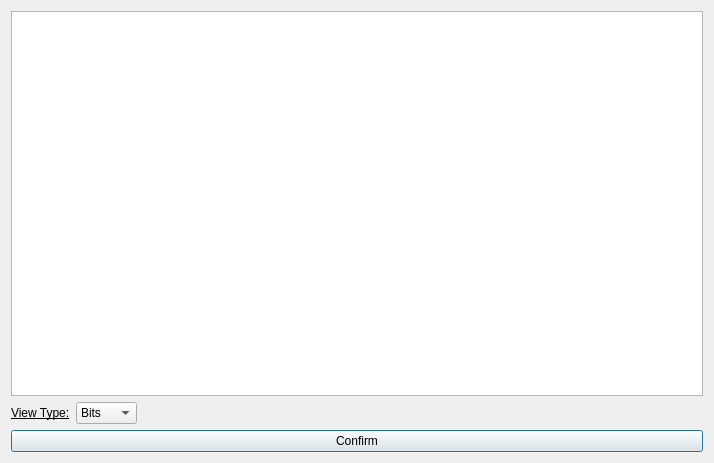
The window that ui/properties_dialog.ui (jopohl/urh) describes before a commit, drawn with Qt 5.
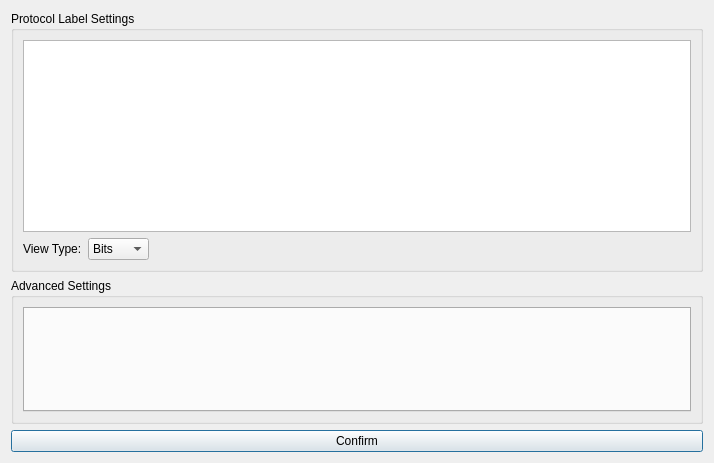
The same window after the commit. Custom widgets are drawn as their Qt base class.

Patch:
```diff
--- a/ui/properties_dialog.ui
+++ b/ui/properties_dialog.ui
@@ -15,7 +15,11 @@
   </property>
   <layout class="QVBoxLayout" name="verticalLayout_3">
    <item>
-    <layout class="QHBoxLayout" name="horizontalLayout">
+    <widget class="QGroupBox" name="groupBoxSettings">
+     <property name="title">
+      <string>Protocol Label Settings</string>
+     </property>
+     <layout class="QVBoxLayout" name="verticalLayout">
      <item>
       <widget class="ProtocolLabelTableView" name="tblViewProtoLabels">
        <property name="selectionMode">
@@ -33,17 +37,12 @@
       </widget>
      </item>
      <item>
-      <layout class="QVBoxLayout" name="verticalLayout"/>
-     </item>
-    </layout>
-   </item>
-   <item>
     <layout class="QHBoxLayout" name="horizontalLayout_2">
      <item>
       <widget class="QLabel" name="label">
        <property name="font">
         <font>
-         <underline>true</underline>
+            <underline>false</underline>
         </font>
        </property>
        <property name="text">
@@ -84,6 +83,21 @@
       </spacer>
      </item>
     </layout>
+      </item>
+     </layout>
+    </widget>
+   </item>
+   <item>
+    <widget class="QGroupBox" name="groupBoxAdvancedSettings">
+     <property name="title">
+      <string>Advanced Settings</string>
+     </property>
+     <layout class="QVBoxLayout" name="verticalLayout_2">
+      <item>
+       <widget class="QTabWidget" name="tabWidgetAdvancedSettings"/>
+      </item>
+     </layout>
+    </widget>
    </item>
    <item>
     <widget class="QPushButton" name="btnConfirm">
```
Lines whose indentation alone changed are shown as unchanged.
